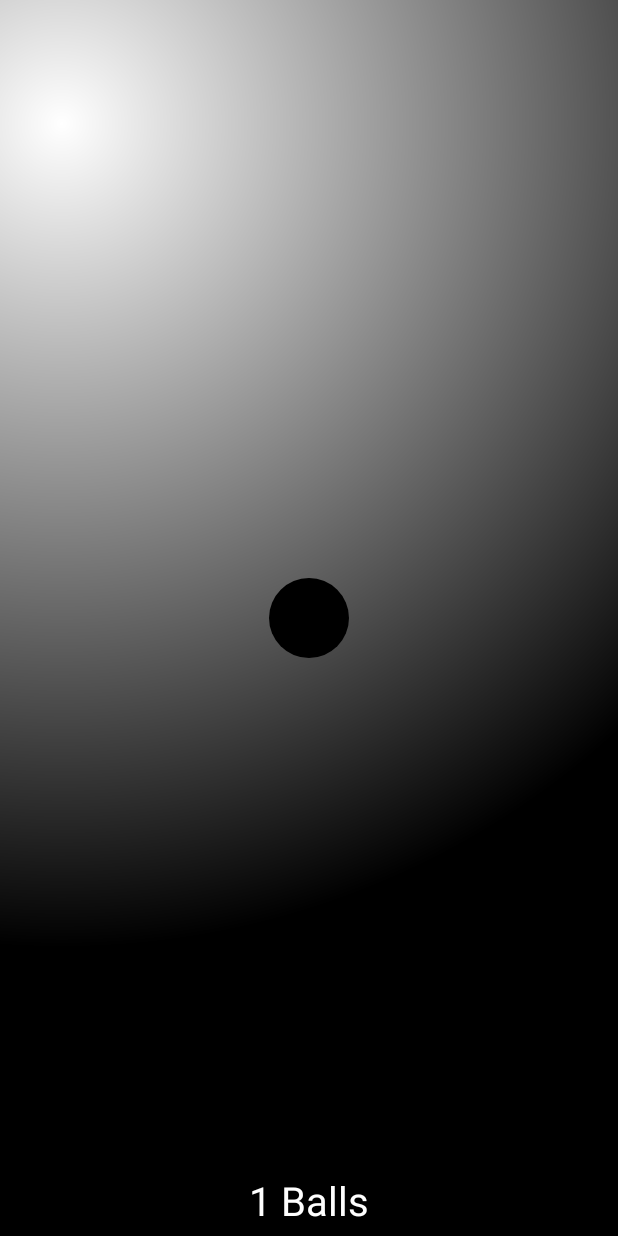
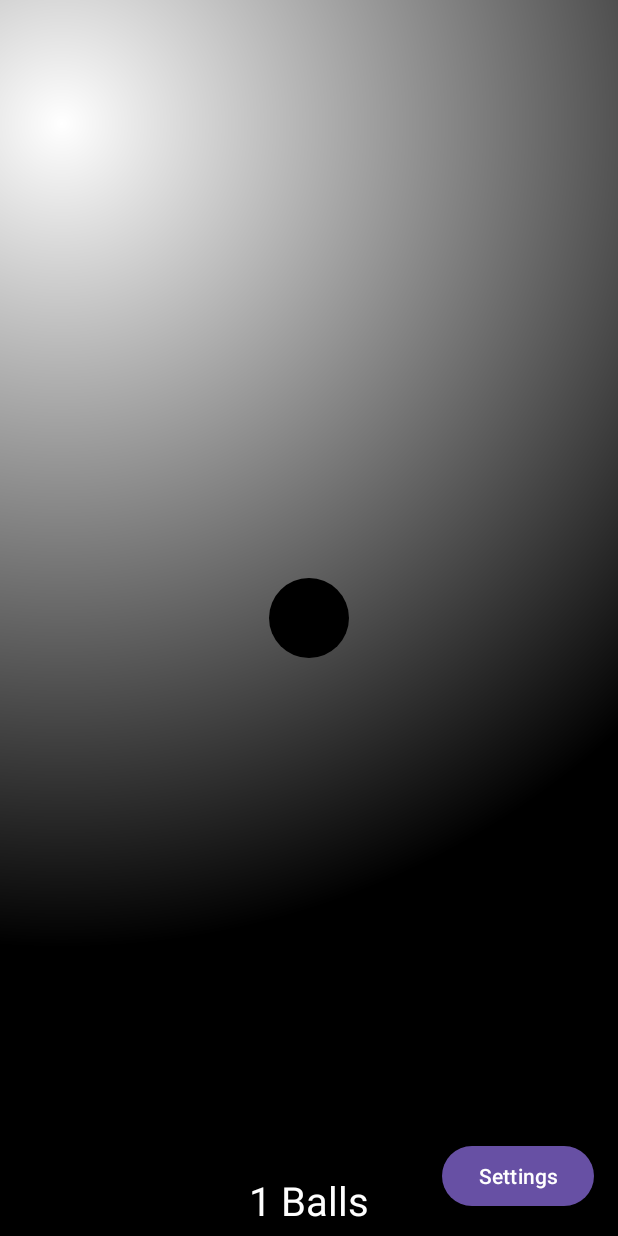
Before and after one commit to pableitor/Bolitas, an Android app: the screen it shows after launch (MainActivity), on a phone screen of 412 x 824 dp. Run offline under Robolectric (Android 15) with nearby library versions, the phone set to English and light mode, and no system bars.

Commit message:
New settings window created. Fix: Resolved crash due to RadialGradient with zero radius. Moved gradient creation to onSizeChanged(). Corrected the use of init() method

```diff
--- a/app/src/main/AndroidManifest.xml
+++ b/app/src/main/AndroidManifest.xml
@@ -13,6 +13,9 @@
         android:theme="@style/Theme.Bolitas"
         tools:targetApi="31">
         <activity
+            android:name=".SettingsActivity"
+            android:exported="false" />
+        <activity
             android:name=".MainActivity"
             android:exported="true">
             <intent-filter>
--- a/app/src/main/java/com/example/bolitas/BallsView.java
+++ b/app/src/main/java/com/example/bolitas/BallsView.java
@@ -1,6 +1,7 @@
 package com.example.bolitas;
 
 import android.content.Context;
+import android.content.SharedPreferences;
 import android.graphics.Canvas;
 import android.graphics.Color;
 import android.graphics.ColorFilter;
@@ -47,6 +48,10 @@ public class BallsView extends View {
     // Paint for drawing text
     private final Paint textPaint;
     private int ballCount;
+    private Context context; // Store the context here
+    private int backgroundColor;
+    private int maxSize;
+    private int minSize;
 
     public BallsView(Context context) {
         this(context, null);
@@ -58,6 +63,7 @@ public class BallsView extends View {
 
     public BallsView(Context context, @Nullable AttributeSet attrs, int defStyleAttr) {
         super(context, attrs, defStyleAttr);
+        this.context = context; // Store the context passed to the constructor
         balls = new ArrayList<>();
         ballPaint = new Paint(Paint.ANTI_ALIAS_FLAG);
         backgroundPaint = new Paint();
@@ -67,25 +73,27 @@ public class BallsView extends View {
         textPaint.setColor(Color.WHITE);
         textPaint.setTextSize(40); // Adjust the text size as needed
         ballCount = 0;
-        init();
+        init(); //now the call to
     }
 
     private void init() {
         // Initialize the background paint
         backgroundPaint.setStyle(Paint.Style.FILL); // Ensure it fills the area
+
+        //Get shared preferences
+        SharedPreferences sharedPreferences = context.getSharedPreferences("MySettings", Context.MODE_PRIVATE);
+        backgroundColor = sharedPreferences.getInt("backgroundColor", 0); // Default to first item (white)
+        maxSize = sharedPreferences.getInt("maxSize", 100); // Default to 100
+        minSize = sharedPreferences.getInt("minSize", 20); // Default to 20
+
+
+
     }
+
 
     @Override
     protected void onSizeChanged(int w, int h, int oldw, int oldh) {
         super.onSizeChanged(w, h, oldw, oldh);
-
-        // Set up the background gradient
-        RadialGradient radialGradient = new RadialGradient(
-                w * BACKGROUND_GRADIENT_CENTER_X_RATIO, h * BACKGROUND_GRADIENT_CENTER_Y_RATIO,
-                Math.max(w, h) / BACKGROUND_GRADIENT_RADIUS_RATIO,
-                new int[]{Color.WHITE, Color.BLACK},
-                null, Shader.TileMode.CLAMP);
-        backgroundPaint.setShader(radialGradient);
 
         // Set up the fixed ball gradient
         fixedBallGradient = new RadialGradient(
@@ -93,7 +101,7 @@ public class BallsView extends View {
                 new int[]{Color.WHITE, Color.DKGRAY, Color.BLACK}, // Adding an intermediate gray
                 new float[]{0f, 0.7f, 1f}, // Adjusting positions for softer transition
                 Shader.TileMode.CLAMP);
-
+        updateBackgroundColor(backgroundColor);
         if (balls.isEmpty()) {
             controlBall = createBall(w / 2.0, h / 2.0, CONTROL_BALL_INITIAL_RADIUS, Color.BLACK, 0, 0);
             controlBall.setMass(CONTROL_BALL_MASS); //very high mass to prevent control ball to move
@@ -101,6 +109,21 @@ public class BallsView extends View {
             ballCount++;
         }
     }
+
+    private void updateBackgroundColor(int backgroundColor) {
+        int[] colors = {Color.WHITE, Color.BLACK, Color.RED, Color.BLUE};
+        if (backgroundColor < 0 || backgroundColor >= colors.length)
+            backgroundColor = 0; //Validate value
+        int color = colors[backgroundColor];
+        // Set up the background gradient
+        RadialGradient radialGradient = new RadialGradient(
+                getWidth() * BACKGROUND_GRADIENT_CENTER_X_RATIO, getHeight() * BACKGROUND_GRADIENT_CENTER_Y_RATIO,
+                Math.max(getWidth(), getHeight()) / BACKGROUND_GRADIENT_RADIUS_RATIO,
+                new int[]{color, Color.BLACK},
+                null, Shader.TileMode.CLAMP);
+        backgroundPaint.setShader(radialGradient);
+    }
+
 
     @Override
     protected void onDraw(Canvas canvas) {
@@ -155,7 +178,7 @@ public class BallsView extends View {
             Ball ball = iterator.next();
             if (ball.isAbsorbed()) {
                 ball.moveTowards(controlBall, BALL_SHRINK_FACTOR); // Move towards control ball if being absorbed
-                if (ball.getRadius() <= 0) {
+                if (ball.getRadius() <= 1) {
                     iterator.remove(); // Remove from the list
                     ballCount--;
                 }
--- a/app/src/main/java/com/example/bolitas/MainActivity.java
+++ b/app/src/main/java/com/example/bolitas/MainActivity.java
@@ -1,19 +1,27 @@
-
 package com.example.bolitas;
 
+import android.content.Intent;
 import android.os.Bundle;
+import android.widget.Button;
+
 import androidx.appcompat.app.AppCompatActivity;
 
 public class MainActivity extends AppCompatActivity {
-    private BallsView bolitasView;
+    private BallsView ballsView;
 
     @Override
     protected void onCreate(Bundle savedInstanceState) {
         super.onCreate(savedInstanceState);
 
-        bolitasView = new BallsView(this);
-        setContentView(bolitasView);
+        setContentView(R.layout.activity_main);
 
-        bolitasView.setOnClickListener(v -> bolitasView.addBall());
+        ballsView = findViewById(R.id.ballsView);
+        ballsView.setOnClickListener(v -> ballsView.addBall());
+
+        Button settingsButton = findViewById(R.id.settingsButton);
+        settingsButton.setOnClickListener(v -> {
+            Intent intent = new Intent(MainActivity.this, SettingsActivity.class);
+            startActivity(intent);
+        });
     }
 }
--- a/app/src/main/res/layout/activity_main.xml
+++ b/app/src/main/res/layout/activity_main.xml
@@ -1,19 +1,22 @@
 <?xml version="1.0" encoding="utf-8"?>
-<androidx.constraintlayout.widget.ConstraintLayout xmlns:android="http://schemas.android.com/apk/res/android"
-    xmlns:app="http://schemas.android.com/apk/res-auto"
+<RelativeLayout xmlns:android="http://schemas.android.com/apk/res/android"
     xmlns:tools="http://schemas.android.com/tools"
-    android:id="@+id/main"
     android:layout_width="match_parent"
     android:layout_height="match_parent"
     tools:context=".MainActivity">
 
-    <TextView
+    <com.example.bolitas.BallsView
+        android:id="@+id/ballsView"
+        android:layout_width="match_parent"
+        android:layout_height="match_parent" />
+
+    <Button
+        android:id="@+id/settingsButton"
         android:layout_width="wrap_content"
         android:layout_height="wrap_content"
-        android:text="Hello World!"
-        app:layout_constraintBottom_toBottomOf="parent"
-        app:layout_constraintEnd_toEndOf="parent"
-        app:layout_constraintStart_toStartOf="parent"
-        app:layout_constraintTop_toTopOf="parent" />
+        android:layout_alignParentBottom="true"
+        android:layout_alignParentEnd="true"
+        android:layout_margin="16dp"
+        android:text="Settings" />
 
-</androidx.constraintlayout.widget.ConstraintLayout>
+</RelativeLayout>
--- a/app/src/main/res/values/strings.xml
+++ b/app/src/main/res/values/strings.xml
@@ -1,3 +1,9 @@
 <resources>
     <string name="app_name">Bolitas</string>
+    <string-array name="background_colors">
+        <item>White</item>
+        <item>Black</item>
+        <item>Red</item>
+        <item>Blue</item>
+    </string-array>
 </resources>
```
Also changed, not shown: app/src/main/java/com/example/bolitas/Ball.java (+2 -9 lines), app/src/main/java/com/example/bolitas/SettingsActivity.java (added, +52 -0 lines), app/src/main/res/layout/activity_main2.xml (deleted, +0 -10 lines), app/src/main/res/layout/activity_settings.xml (added, +20 -0 lines).
